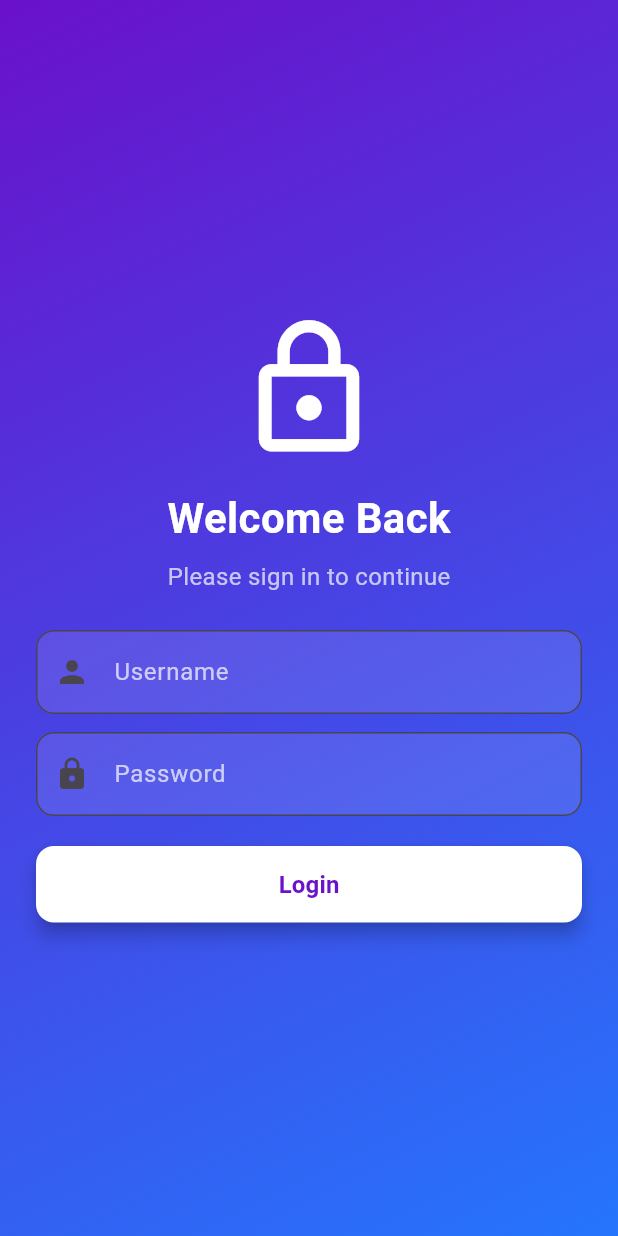
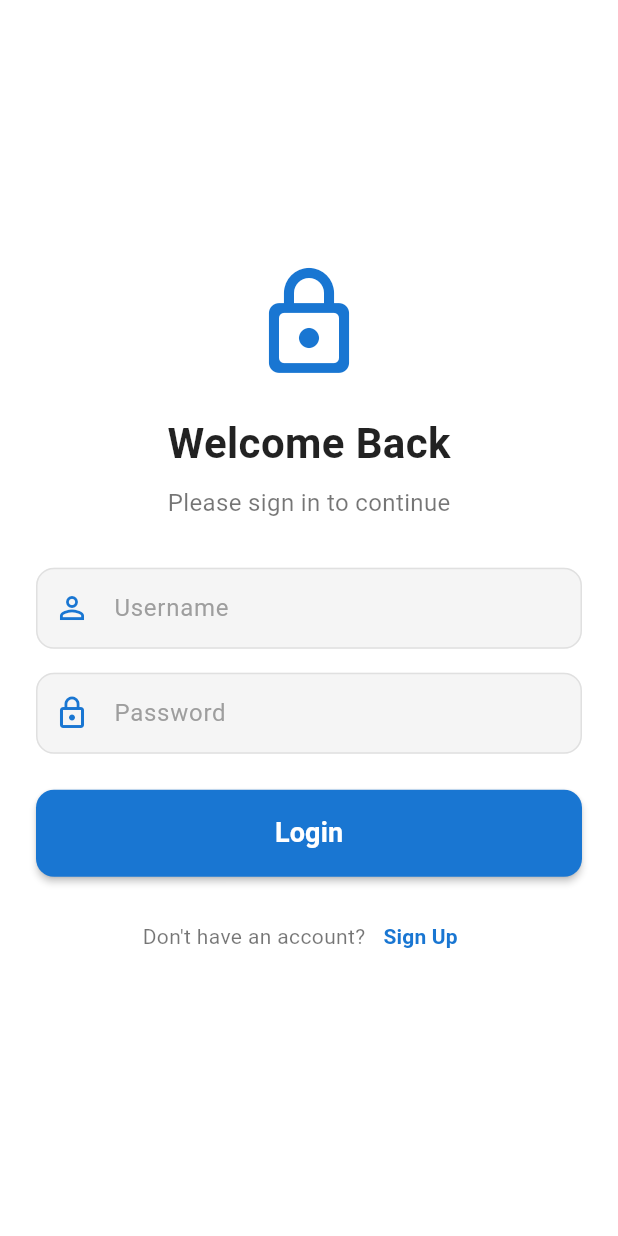
Before and after one commit to Alternate-account-01/FlutterGroupProject, a Flutter app: the screen it shows after launch, on a phone screen of 412 x 824 dp. Run offline on Flutter 3.47's test engine with Material 3 defaults, Android fonts, the phone set to English and light mode, and no system bars; our stand-ins replace get.

Commit message:
feat: Styling Login - Rakha

```diff
--- a/lib/pages/login_page.dart
+++ b/lib/pages/login_page.dart
@@ -9,31 +9,30 @@ class LoginPage extends StatelessWidget {
   final TextEditingController passwordController = TextEditingController();
   final LoginController loginController = Get.find();
 
+  LoginPage({super.key});
+
   @override
   Widget build(BuildContext context) {
     return Scaffold(
-      body: Container(
-        decoration: const BoxDecoration(
-          gradient: LinearGradient(
-            colors: [Color(0xFF6A11CB), Color(0xFF2575FC)],
-            begin: Alignment.topLeft,
-            end: Alignment.bottomRight,
-          ),
-        ),
-        child: Center(
+      backgroundColor: Colors.white,
+      body: Center(
         child: SingleChildScrollView(
           padding: const EdgeInsets.symmetric(horizontal: 24),
           child: Column(
             mainAxisSize: MainAxisSize.min,
             children: [
-                const Icon(Icons.lock_outline, size: 100, color: Colors.white),
-                const SizedBox(height: 16),
+              Icon(
+                Icons.lock_outline_rounded,
+                size: 80,
+                color: Colors.blue.shade700,
+              ),
+              const SizedBox(height: 20),
               const Text(
                 "Welcome Back",
                 style: TextStyle(
                   fontSize: 28,
                   fontWeight: FontWeight.bold,
-                    color: Colors.white,
+                  color: Colors.black87,
                 ),
               ),
               const SizedBox(height: 8),
@@ -41,14 +40,23 @@ class LoginPage extends StatelessWidget {
                 "Please sign in to continue",
                 style: TextStyle(
                   fontSize: 16,
-                    color: Colors.white70,
+                  color: Colors.black54,
                 ),
               ),
+              const SizedBox(height: 32),
+              InputField(
+                controller: usernameController,
+                hint: "Username",
+                icon: Icons.person_outline,
+              ),
+              const SizedBox(height: 16),
+              InputField(
+                controller: passwordController,
+                hint: "Password",
+                obscureText: true,
+                icon: Icons.lock_outline,
+              ),
               const SizedBox(height: 24),
-                InputField(controller: usernameController, hint: "Username", icon: Icons.person),
-                const SizedBox(height: 12),
-                InputField(controller: passwordController, hint: "Password", obscureText: true, icon: Icons.lock),
-                const SizedBox(height: 20),
               PrimaryButton(
                 text: "Login",
                 onPressed: () {
@@ -58,8 +66,27 @@ class LoginPage extends StatelessWidget {
                   );
                 },
               ),
+              const SizedBox(height: 16),
+              Row(
+                mainAxisAlignment: MainAxisAlignment.center,
+                children: [
+                  const Text(
+                    "Don't have an account?",
+                    style: TextStyle(color: Colors.black54),
+                  ),
+                  TextButton(
+                    onPressed: () {
+                      // Navigasi ke halaman registrasi
+                    },
+                    child: Text(
+                      "Sign Up",
+                      style: TextStyle(
+                          color: Colors.blue[700], fontWeight: FontWeight.bold),
+                    ),
+                  ),
                 ],
               ),
+            ],
           ),
         ),
       ),
--- a/lib/widgets/InputField.dart
+++ b/lib/widgets/InputField.dart
@@ -3,15 +3,15 @@ import 'package:flutter/material.dart';
 class InputField extends StatelessWidget {
   final TextEditingController controller;
   final String hint;
+  final IconData icon;
   final bool obscureText;
-  final IconData? icon;
 
   const InputField({
     super.key,
     required this.controller,
     required this.hint,
+    required this.icon,
     this.obscureText = false,
-    this.icon,
   });
 
   @override
@@ -19,15 +19,28 @@ class InputField extends StatelessWidget {
     return TextField(
       controller: controller,
       obscureText: obscureText,
+      style: const TextStyle(color: Colors.black87),
       decoration: InputDecoration(
         hintText: hint,
-        prefixIcon: icon != null ? Icon(icon) : null,
-        border: OutlineInputBorder(borderRadius: BorderRadius.circular(12)),
+        hintStyle: TextStyle(color: Colors.grey.shade500),
+        prefixIcon: Icon(icon, color: Colors.blue.shade700),
         filled: true,
-        fillColor: Colors.white.withOpacity(0.1),
-        hintStyle: const TextStyle(color: Colors.white70),
+        fillColor: Colors.grey.shade100,
+        contentPadding:
+            const EdgeInsets.symmetric(vertical: 15.0, horizontal: 20.0),
+        border: OutlineInputBorder(
+          borderRadius: BorderRadius.circular(12),
+          borderSide: BorderSide.none,
+        ),
+        enabledBorder: OutlineInputBorder(
+          borderRadius: BorderRadius.circular(12),
+          borderSide: BorderSide(color: Colors.grey.shade300),
+        ),
+        focusedBorder: OutlineInputBorder(
+          borderRadius: BorderRadius.circular(12),
+          borderSide: BorderSide(color: Colors.blue.shade700, width: 2),
+        ),
       ),
-      style: const TextStyle(color: Colors.white),
     );
   }
 }
--- a/lib/widgets/PrimaryButton.dart
+++ b/lib/widgets/PrimaryButton.dart
@@ -4,7 +4,11 @@ class PrimaryButton extends StatelessWidget {
   final String text;
   final VoidCallback onPressed;
 
-  const PrimaryButton({super.key, required this.text, required this.onPressed});
+  const PrimaryButton({
+    super.key,
+    required this.text,
+    required this.onPressed,
+  });
 
   @override
   Widget build(BuildContext context) {
@@ -13,13 +17,21 @@ class PrimaryButton extends StatelessWidget {
       child: ElevatedButton(
         onPressed: onPressed,
         style: ElevatedButton.styleFrom(
-          backgroundColor: Colors.white,
-          foregroundColor: const Color(0xFF6A11CB),
-          shape: RoundedRectangleBorder(borderRadius: BorderRadius.circular(12)),
-          padding: const EdgeInsets.symmetric(vertical: 14),
-          elevation: 5,
+          backgroundColor: Colors.blue.shade700,
+          padding: const EdgeInsets.symmetric(vertical: 16),
+          shape: RoundedRectangleBorder(
+            borderRadius: BorderRadius.circular(12),
+          ),
+          elevation: 2,
         ),
-        child: Text(text, style: const TextStyle(fontSize: 16, fontWeight: FontWeight.bold)),
+        child: Text(
+          text,
+          style: const TextStyle(
+            fontSize: 18,
+            fontWeight: FontWeight.bold,
+            color: Colors.white,
+          ),
+        ),
       ),
     );
   }
```
Lines whose indentation alone changed are shown as unchanged.
